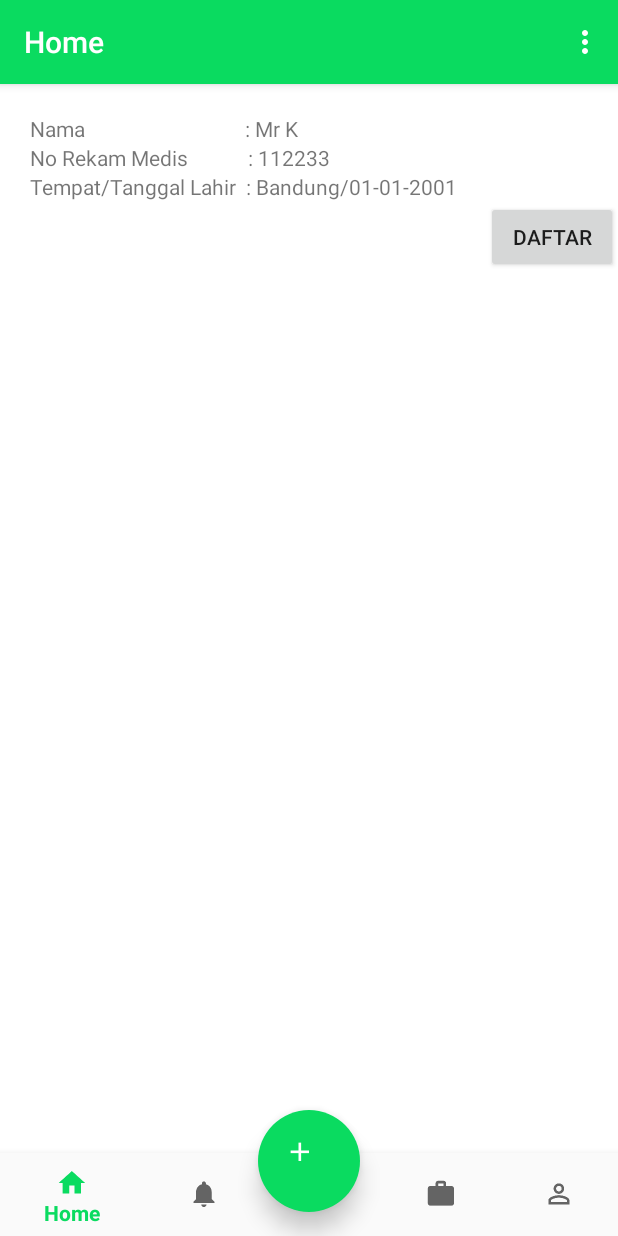
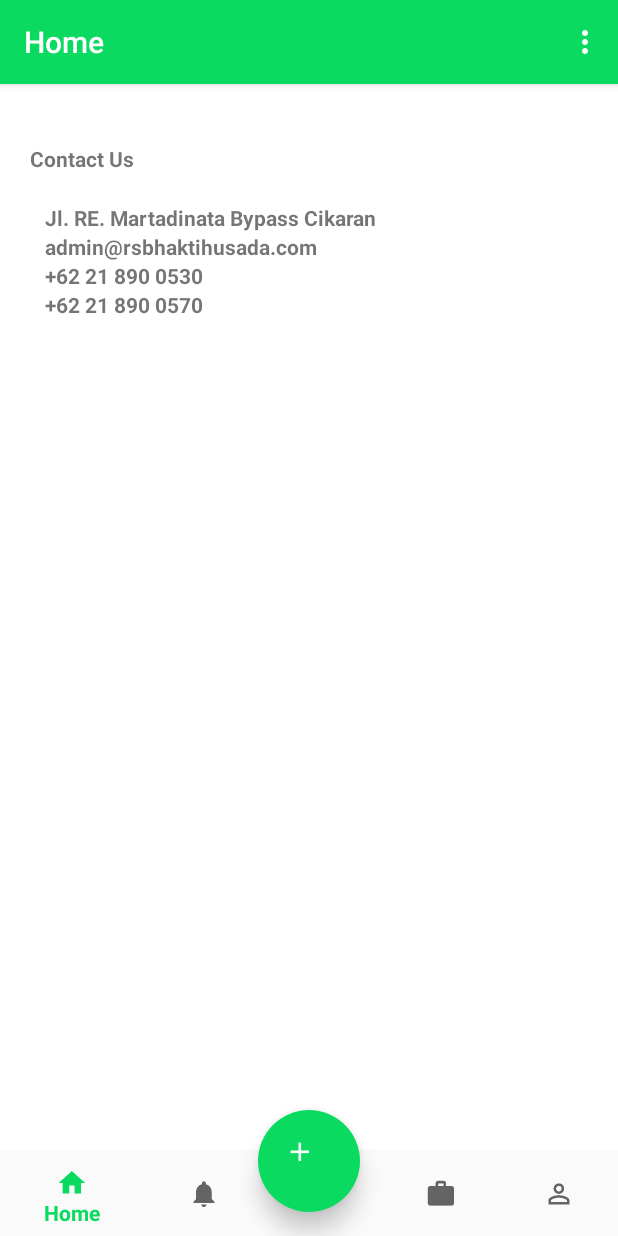
Before and after one commit to andrianm28/QhopesAndroid, an Android app: the fragment MenuKontakFragment placed in its activity, on a phone screen of 412 x 824 dp. Run offline under Robolectric (Android 15) with nearby library versions, the light colour scheme and no system bars; libraries missing offline, so code that uses them is left out: com.synnapps.carouselview; 3 statements that could not run were skipped.

Commit message:
frontend: menu kontak

```diff
--- a/app/src/main/java/com/qtasnim/qhopes/navigation/fragments/DiagnosisNavFragment.java
+++ b/app/src/main/java/com/qtasnim/qhopes/fragments/MenuInfoFragment.java
@@ -1,30 +1,33 @@
-package com.qtasnim.qhopes.navigation.fragments;
+package com.qtasnim.qhopes.fragments;
 
 import android.content.Context;
 import android.net.Uri;
 import android.os.Bundle;
 import android.support.v4.app.Fragment;
+import android.support.v4.app.FragmentTransaction;
 import android.view.LayoutInflater;
 import android.view.View;
 import android.view.ViewGroup;
+import android.widget.Button;
 
+import com.qtasnim.qhopes.navigation.fragments.PendaftaranNavFragment;
 import com.qtasnim.qhopes.R;
-import com.qtasnim.qhopes.activities.MainActivity;
 
 
 /**
  * A simple {@link Fragment} subclass.
  * Activities that contain this fragment must implement the
- * {@link DiagnosisNavFragment.OnFragmentInteractionListener} interface
+ * {@link MenuInfoFragment.OnFragmentInteractionListener} interface
  * to handle interaction events.
- * Use the {@link DiagnosisNavFragment#newInstance} factory method to
+ * Use the {@link MenuInfoFragment#newInstance} factory method to
  * create an instance of this fragment.
  */
-public class DiagnosisNavFragment extends Fragment {
+public class MenuInfoFragment extends Fragment {
     // TODO: Rename parameter arguments, choose names that match
     // the fragment initialization parameters, e.g. ARG_ITEM_NUMBER
     private static final String ARG_PARAM1 = "param1";
     private static final String ARG_PARAM2 = "param2";
+    Button btn_menu_info_todaftar;
 
     // TODO: Rename and change types of parameters
     private String mParam1;
@@ -32,7 +35,7 @@ public class DiagnosisNavFragment extends Fragment {
 
     private OnFragmentInteractionListener mListener;
 
-    public DiagnosisNavFragment() {
+    public MenuInfoFragment() {
         // Required empty public constructor
     }
 
@@ -42,11 +45,11 @@ public class DiagnosisNavFragment extends Fragment {
      *
      * @param param1 Parameter 1.
      * @param param2 Parameter 2.
-     * @return A new instance of fragment DiagnosisNavFragment.
+     * @return A new instance of fragment MenuInfoFragment.
      */
     // TODO: Rename and change types and number of parameters
-    public static DiagnosisNavFragment newInstance(String param1, String param2) {
-        DiagnosisNavFragment fragment = new DiagnosisNavFragment();
+    public static MenuInfoFragment newInstance(String param1, String param2) {
+        MenuInfoFragment fragment = new MenuInfoFragment();
         Bundle args = new Bundle();
         args.putString(ARG_PARAM1, param1);
         args.putString(ARG_PARAM2, param2);
@@ -63,15 +66,30 @@ public class DiagnosisNavFragment extends Fragment {
         }
     }
 
-    private void setActionBar(){
-        ((MainActivity) getActivity())
-                .setActionBarTitle(getString(R.string.title_diagnosis));
-    }
     @Override
     public View onCreateView(LayoutInflater inflater, ViewGroup container,
                              Bundle savedInstanceState) {
-        setActionBar();
-        return inflater.inflate(R.layout.fragment_nav_diagnosis, container, false);
+        // Inflate the layout for this fragment
+        View rootView = inflater.inflate(R.layout.fragment_info, container, false);
+        btn_menu_info_todaftar = (Button) rootView.findViewById(R.id.btn_menu_infoTodaftar);
+        btn_menu_info_todaftar_onClick();
+
+        return rootView;
+    }
+
+    public void btn_menu_info_todaftar_onClick()
+    {
+        btn_menu_info_todaftar.setOnClickListener(new View.OnClickListener() {
+            @Override
+            public void onClick(View v) {
+                PendaftaranNavFragment fm = new PendaftaranNavFragment();
+
+
+                FragmentTransaction fragmentTransaction = getActivity().getSupportFragmentManager().beginTransaction();
+                fragmentTransaction.replace(R.id.frameLayout,fm);
+                fragmentTransaction.commit();
+            }
+        });
 
     }
 
@@ -88,8 +106,8 @@ public class DiagnosisNavFragment extends Fragment {
         if (context instanceof OnFragmentInteractionListener) {
             mListener = (OnFragmentInteractionListener) context;
         } else {
-          //  throw new RuntimeException(context.toString()
-          //          + " must implement OnFragmentInteractionListener");
+         //   throw new RuntimeException(context.toString()
+        //            + " must implement OnFragmentInteractionListener");
         }
     }
 
--- a/app/src/main/java/com/qtasnim/qhopes/fragments/infoFragment.java
+++ b/app/src/main/java/com/qtasnim/qhopes/fragments/MenuKontakFragment.java
@@ -9,33 +9,29 @@ import android.view.LayoutInflater;
 import android.view.View;
 import android.view.ViewGroup;
 import android.widget.Button;
+import android.widget.TextView;
 
+import com.qtasnim.qhopes.R;
 import com.qtasnim.qhopes.navigation.fragments.PendaftaranNavFragment;
-import com.qtasnim.qhopes.R;
 
 
 /**
  * A simple {@link Fragment} subclass.
  * Activities that contain this fragment must implement the
- * {@link infoFragment.OnFragmentInteractionListener} interface
+ * {@link MenuKontakFragment.OnFragmentInteractionListener} interface
  * to handle interaction events.
- * Use the {@link infoFragment#newInstance} factory method to
+ * Use the {@link MenuKontakFragment#newInstance} factory method to
  * create an instance of this fragment.
  */
-public class infoFragment extends Fragment {
-    // TODO: Rename parameter arguments, choose names that match
-    // the fragment initialization parameters, e.g. ARG_ITEM_NUMBER
-    private static final String ARG_PARAM1 = "param1";
-    private static final String ARG_PARAM2 = "param2";
+public class MenuKontakFragment extends Fragment {
     Button btn_menu_info_todaftar;
+    TextView mTvTitleKontak,mTvAlamatKontak, mTvEmailKontak, mTvPhone1Kontak, mTvPhone2Kontak;
 
-    // TODO: Rename and change types of parameters
-    private String mParam1;
-    private String mParam2;
+
 
     private OnFragmentInteractionListener mListener;
 
-    public infoFragment() {
+    public MenuKontakFragment() {
         // Required empty public constructor
     }
 
@@ -45,37 +41,39 @@ public class infoFragment extends Fragment {
      *
      * @param param1 Parameter 1.
      * @param param2 Parameter 2.
-     * @return A new instance of fragment infoFragment.
+     * @return A new instance of fragment MenuInfoFragment.
      */
     // TODO: Rename and change types and number of parameters
-    public static infoFragment newInstance(String param1, String param2) {
-        infoFragment fragment = new infoFragment();
-        Bundle args = new Bundle();
-        args.putString(ARG_PARAM1, param1);
-        args.putString(ARG_PARAM2, param2);
-        fragment.setArguments(args);
+    public static MenuKontakFragment newInstance(String param1, String param2) {
+        MenuKontakFragment fragment = new MenuKontakFragment();
         return fragment;
     }
 
     @Override
     public void onCreate(Bundle savedInstanceState) {
         super.onCreate(savedInstanceState);
-        if (getArguments() != null) {
-            mParam1 = getArguments().getString(ARG_PARAM1);
-            mParam2 = getArguments().getString(ARG_PARAM2);
-        }
     }
 
     @Override
     public View onCreateView(LayoutInflater inflater, ViewGroup container,
                              Bundle savedInstanceState) {
         // Inflate the layout for this fragment
-        View rootView = inflater.inflate(R.layout.fragment_info, container, false);
-        btn_menu_info_todaftar = (Button) rootView.findViewById(R.id.btn_menu_infoTodaftar);
-        btn_menu_info_todaftar_onClick();
+        View rootView = inflater.inflate(R.layout.fragment_menu_kontak, container, false);
+        mTvTitleKontak = rootView.findViewById(R.id.tv_title_kontak);
+        mTvTitleKontak.setText("Contact Us");
+        mTvAlamatKontak = rootView.findViewById(R.id.tv_alamat_kontak);
+        mTvAlamatKontak.setText("Jl. RE. Martadinata Bypass Cikaran");
+        mTvEmailKontak = rootView.findViewById(R.id.tv_email_kontak);
+        mTvEmailKontak.setText("admin@rsbhaktihusada.com");
+        mTvPhone1Kontak = rootView.findViewById(R.id.tv_phone1_kontak);
+        mTvPhone1Kontak.setText("+62 21 890 0530");
+        mTvPhone2Kontak = rootView.findViewById(R.id.tv_phone2_kontak);
+        mTvPhone2Kontak.setText("+62 21 890 0570");
+
 
         return rootView;
     }
+
 
     public void btn_menu_info_todaftar_onClick()
     {
--- a/app/src/main/java/com/qtasnim/qhopes/navigation/fragments/HomeNavFragment.java
+++ b/app/src/main/java/com/qtasnim/qhopes/navigation/fragments/HomeNavFragment.java
@@ -20,8 +20,9 @@ import com.qtasnim.qhopes.NewsFragment;
 import com.qtasnim.qhopes.R;
 import com.qtasnim.qhopes.SpesialisFragment;
 import com.qtasnim.qhopes.activities.MainActivity;
+import com.qtasnim.qhopes.fragments.MenuKontakFragment;
 import com.qtasnim.qhopes.fragments.MingguanFragment;
-import com.qtasnim.qhopes.fragments.infoFragment;
+import com.qtasnim.qhopes.fragments.MenuInfoFragment;
 import com.synnapps.carouselview.CarouselView;
 import com.synnapps.carouselview.ImageListener;
 
@@ -30,7 +31,7 @@ import java.util.Objects;
 
 public class HomeNavFragment extends Fragment {
 
-    private ImageButton mBtnMenuMingguini,mBtnMenuBerita,mBtnMenuSpesialis,mBtnDaftar,btn_menu_info,btn_day;
+    private ImageButton mBtnMenuMingguini,mBtnMenuBerita,mBtnMenuSpesialis,mBtnDaftar,btn_menu_info,btn_day,mBtnMenuKontak;
 
     int[] sampleImages = {R.drawable.jp1, R.drawable.jp2, R.drawable.jp3, R.drawable.jp4};
 
@@ -72,6 +73,8 @@ public class HomeNavFragment extends Fragment {
 //        mBtnDaftar_click();
         btn_menu_info = rootView.findViewById(R.id.btn_menu_info);
         btn_menu_info_click();
+        mBtnMenuKontak = rootView.findViewById(R.id.btn_menu_kontak);
+        btnMenuKontakClicked();
 
         return rootView;
     }
@@ -100,7 +103,6 @@ public class HomeNavFragment extends Fragment {
         });
 
     }
-
 
     public void mBtnMenuMingguini_click()
     {
@@ -164,12 +166,27 @@ public class HomeNavFragment extends Fragment {
     }
 
 
+    public void btnMenuKontakClicked()
+    {
+        mBtnMenuKontak.setOnClickListener(new View.OnClickListener() {
+            @Override
+            public void onClick(View v) {
+                MenuKontakFragment fm = new MenuKontakFragment();
+                FragmentTransaction fragmentTransaction = Objects.requireNonNull(getActivity()).getSupportFragmentManager().beginTransaction();
+                fragmentTransaction.replace(R.id.frameLayout,fm);
+                fragmentTransaction.commit();
+
+            }
+        });
+    }
+
+
     public void btn_menu_info_click()
     {
         btn_menu_info.setOnClickListener(new View.OnClickListener() {
             @Override
             public void onClick(View v) {
-                infoFragment fm = new infoFragment();
+                MenuInfoFragment fm = new MenuInfoFragment();
 
 
                 FragmentTransaction fragmentTransaction = Objects.requireNonNull(getActivity()).getSupportFragmentManager().beginTransaction();
--- /dev/null
+++ b/app/src/main/res/layout-v26/fragment_menu_kontak.xml
@@ -0,0 +1,60 @@
+<?xml version="1.0" encoding="utf-8"?>
+<FrameLayout xmlns:android="http://schemas.android.com/apk/res/android"
+    xmlns:tools="http://schemas.android.com/tools"
+    android:layout_width="match_parent"
+    android:layout_height="match_parent"
+    tools:context="com.qtasnim.qhopes.fragments.MenuInfoFragment">
+
+    <!-- TODO: Update blank fragment layout -->
+
+    <LinearLayout
+        android:layout_width="match_parent"
+        android:layout_height="wrap_content"
+        android:orientation="vertical"
+        android:padding="20dp"
+
+        >
+        <TextView
+            android:id="@+id/tv_title_kontak"
+            android:layout_width="match_parent"
+            android:layout_height="match_parent"
+            android:text="Title Menu Kontak"
+            android:textStyle="bold"
+            android:layout_marginBottom="20dp"
+            android:layout_marginTop="20dp"
+            />
+        <TextView
+            android:id="@+id/tv_alamat_kontak"
+            android:layout_width="match_parent"
+            android:layout_height="match_parent"
+            android:text="Alamat Kontak"
+            android:textStyle="bold"
+            android:layout_marginStart="10dp"
+            />
+        <TextView
+            android:id="@+id/tv_email_kontak"
+            android:layout_width="match_parent"
+            android:layout_height="match_parent"
+            android:text="Email Kontak"
+            android:textStyle="bold"
+            android:layout_marginStart="10dp"
+            />
+        <TextView
+            android:id="@+id/tv_phone1_kontak"
+            android:layout_width="match_parent"
+            android:layout_height="match_parent"
+            android:text="Phone1 Kontak"
+            android:textStyle="bold"
+            android:layout_marginStart="10dp"
+            />
+        <TextView
+            android:id="@+id/tv_phone2_kontak"
+            android:layout_width="match_parent"
+            android:layout_height="match_parent"
+            android:text="Phone 2 Kontak"
+            android:textStyle="bold"
+            android:layout_marginStart="10dp"
+            />
+    </LinearLayout>
+
+</FrameLayout>
--- a/app/src/main/res/layout/fragment_info.xml
+++ b/app/src/main/res/layout/fragment_info.xml
@@ -3,7 +3,7 @@
     xmlns:tools="http://schemas.android.com/tools"
     android:layout_width="match_parent"
     android:layout_height="match_parent"
-    tools:context="com.qtasnim.qhopes.fragments.infoFragment">
+    tools:context="com.qtasnim.qhopes.fragments.MenuInfoFragment">
 
     <!-- TODO: Update blank fragment layout -->
 
```
